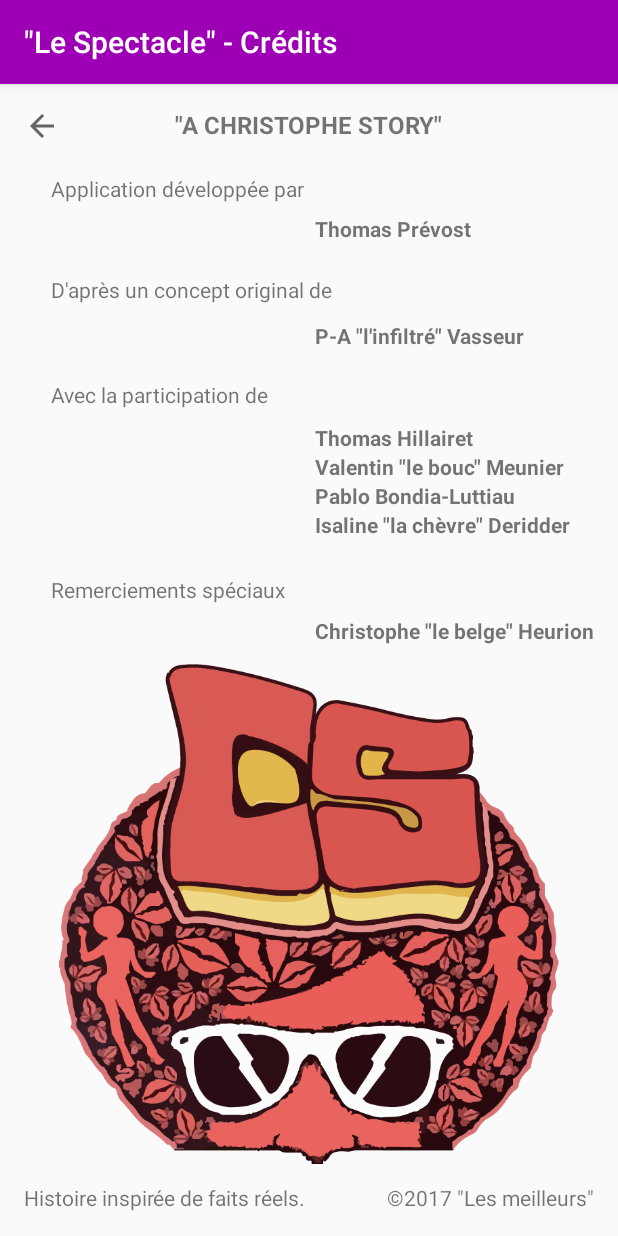
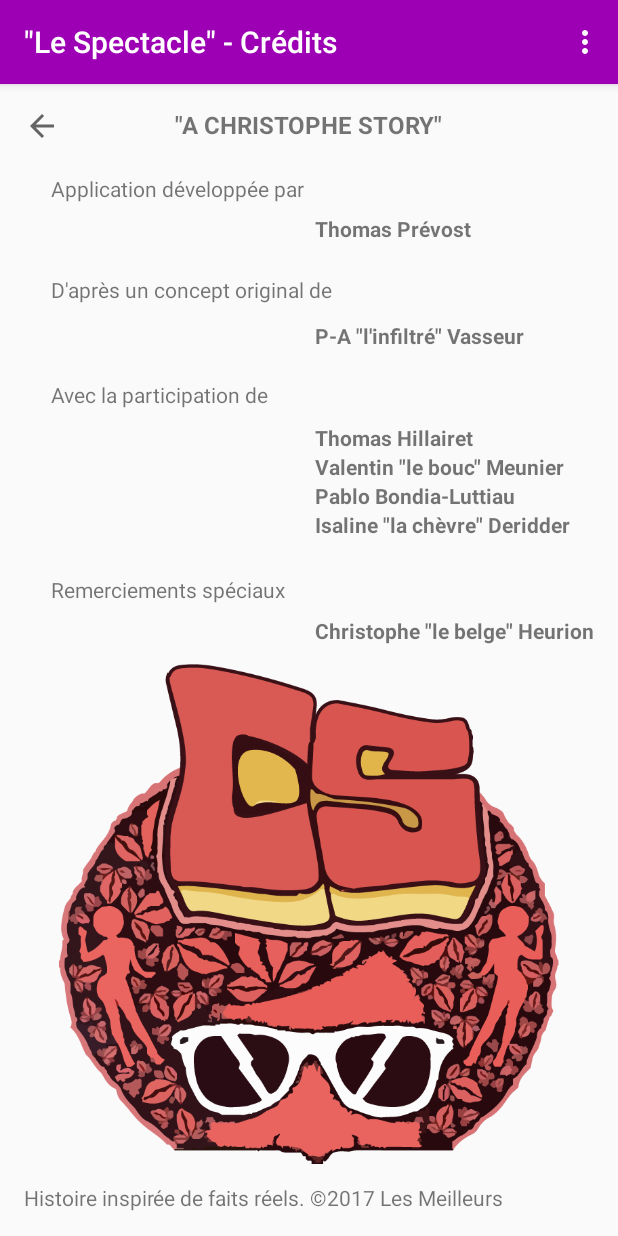
Before and after one commit to thomas40510/achristophe-story, an Android app: the credits screen opened directly, with no data from a screen before it, on a phone screen of 412 x 824 dp. Run offline under Robolectric (Android 15) with nearby library versions, the phone set to English and light mode, and no system bars; our stand-ins replace Firebase (no records; nobody signed in at launch, a user with empty details on screens opened directly); libraries missing offline, so code that uses them is left out: com.crashlytics.android, io.fabric.sdk, io.smooch.ui.

Commit message:
achristophe-story 04/08@16:07

```diff
--- a/app/build.gradle
+++ b/app/build.gradle
@@ -23,7 +23,7 @@ android {
         minSdkVersion 24
         targetSdkVersion 25
         versionCode 2
-        versionName "Dev_0408"
+        versionName "Dev"
         testInstrumentationRunner "android.support.test.runner.AndroidJUnitRunner"
         //enable multidex support
         multiDexEnabled true
--- a/app/src/main/java/com/example/studioquaiouest/myapplication/day6.java
+++ b/app/src/main/java/com/example/studioquaiouest/myapplication/day6.java
@@ -136,8 +136,7 @@ public class day6 extends AppCompatActivity {
         String formattedDate = df.format(c.getTime());
 
 
-        //Answers.getInstance().logCustom(new CustomEvent("End")
-        Answers.getInstance().logCustom(new CustomEvent("End test") //for Dev_0408
+        Answers.getInstance().logCustom(new CustomEvent("End")
                 .putCustomAttribute("User / Date", userName+" / "+formattedDate));
     }
 
--- a/app/src/main/java/com/example/studioquaiouest/myapplication/save.java
+++ b/app/src/main/java/com/example/studioquaiouest/myapplication/save.java
@@ -19,8 +19,7 @@ import java.io.FileOutputStream;
 
 public class save {
 
-    //public static final String MY_PREFS = "ProgressSaveFile";
-    public static final String MY_PREFS = "TestSaveFile"; // for Dev_0408
+    public static final String MY_PREFS = "ProgressSaveFile";
     public static String saveCode = null;
 
 
--- a/app/src/main/java/com/example/studioquaiouest/myapplication/screenlast.java
+++ b/app/src/main/java/com/example/studioquaiouest/myapplication/screenlast.java
@@ -122,7 +122,7 @@ public class screenlast extends AppCompatActivity {
         builder.show();
 
     }
-    public void resetachieve (){                //common method for achieveChoose reset (used by both buttons)
+    public void resetachieve (){                //common method for achievements reset (used by both buttons)
         SharedPreferences.Editor editor2 = getSharedPreferences(achieveprefs.ACH_PREFS, MODE_PRIVATE).edit();
         editor2.putString("achieve1", "0");
         editor2.putString("achieve2", "0");
--- a/app/src/main/res/layout/activity_credits.xml
+++ b/app/src/main/res/layout/activity_credits.xml
@@ -118,20 +118,12 @@
         android:layout_alignParentEnd="true" />
 
     <TextView
-        android:text='©2017 "Les meilleurs"'
+        android:id="@+id/textView46"
         android:layout_width="wrap_content"
         android:layout_height="wrap_content"
         android:layout_alignParentBottom="true"
-        android:layout_alignParentEnd="true"
-        android:id="@+id/textView47" />
-
-    <TextView
-        android:text="Histoire inspirée de faits réels."
-        android:layout_width="wrap_content"
-        android:layout_height="wrap_content"
-        android:id="@+id/textView46"
-        android:layout_alignParentBottom="true"
-        android:layout_alignParentStart="true" />
+        android:layout_alignParentStart="true"
+        android:text="Histoire inspirée de faits réels. ©2017 Les Meilleurs" />
 
     <TextView
         android:text="Remerciements spéciaux"
@@ -169,21 +161,13 @@
         android:layout_marginEnd="32dp"
         android:textSize="9sp" />
 
-    <RelativeLayout
-        android:layout_width="match_parent"
-        android:layout_height="match_parent"
-        android:layout_alignParentEnd="true"
-        android:layout_above="@+id/textView99"
+    <ImageView
+        android:id="@+id/imageView20"
+        android:layout_width="wrap_content"
+        android:layout_height="wrap_content"
+        app:srcCompat="@drawable/icon_hd"
         android:layout_below="@+id/textView98"
-        android:id="@+id/relativeLayout3">
-
-        <ImageView
-            android:id="@+id/imageView20"
-            android:layout_width="wrap_content"
-            android:layout_height="wrap_content"
-            app:srcCompat="@drawable/icon_hd"
-            android:layout_alignParentTop="true"
-            android:layout_centerHorizontal="true" />
-    </RelativeLayout>
+        android:layout_centerHorizontal="true"
+        android:layout_above="@+id/textView99" />
 
 </RelativeLayout>
--- a/app/src/main/res/layout/activity_main.xml
+++ b/app/src/main/res/layout/activity_main.xml
@@ -57,7 +57,7 @@
         android:layout_alignParentStart="true"
         android:onClick="gotoLast"
         android:text="Last"
-        android:visibility="invisible" />
+        android:visibility="visible" />
 
     <TextView
         android:text="Version : "
@@ -143,7 +143,7 @@
         android:layout_marginStart="30dp"
         android:onClick="gotoLB"
         android:text="Button"
-        android:visibility="invisible" />
+        android:visibility="visible" />
 
 
 </RelativeLayout>
--- a/app/src/main/res/layout/activity_screenlast.xml
+++ b/app/src/main/res/layout/activity_screenlast.xml
@@ -94,7 +94,7 @@
         android:layout_alignParentStart="true"
         android:onClick="resetit"
         android:text="Reset"
-        android:visibility="invisible" />
+        android:visibility="visible" />
 
     <TextView
         android:id="@+id/textView205"
--- /dev/null
+++ b/app/src/main/res/menu/menu_credits.xml
@@ -0,0 +1,16 @@
+<?xml version="1.0" encoding="utf-8"?>
+<menu xmlns:app="http://schemas.android.com/apk/res-auto"
+    xmlns:android="http://schemas.android.com/apk/res/android">
+
+    <item
+        android:id="@+id/reset"
+        android:title="Reset la progression" />
+
+    <item
+        android:id="@+id/achieve"
+        android:title="Achievements" />
+    <item
+        android:id="@+id/msg"
+        android:title="Messages" />
+
+</menu>
```
Also changed, not shown: app/src/main/java/com/example/studioquaiouest/myapplication/achieveprefs.java (+15 -2 lines), app/src/main/java/com/example/studioquaiouest/myapplication/credits.java (+138 -0 lines), app/src/main/res/layout/switch_item.xml (added, +11 -0 lines), app/src/main/res/menu/menu_achieve_d3.xml (deleted, +0 -10 lines), app/src/main/res/menu/menu_achieve_d4.xml (deleted, +0 -10 lines), app/src/main/res/menu/menu_achieve_d5.xml (deleted, +0 -10 lines), 425 other files.
